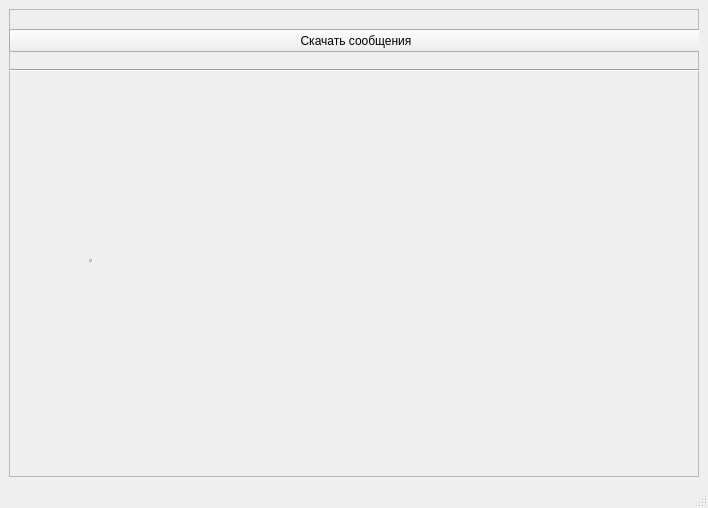
First picture: the form in mainwindow.ui, repository idec-net/cutiefeed, before the edit.
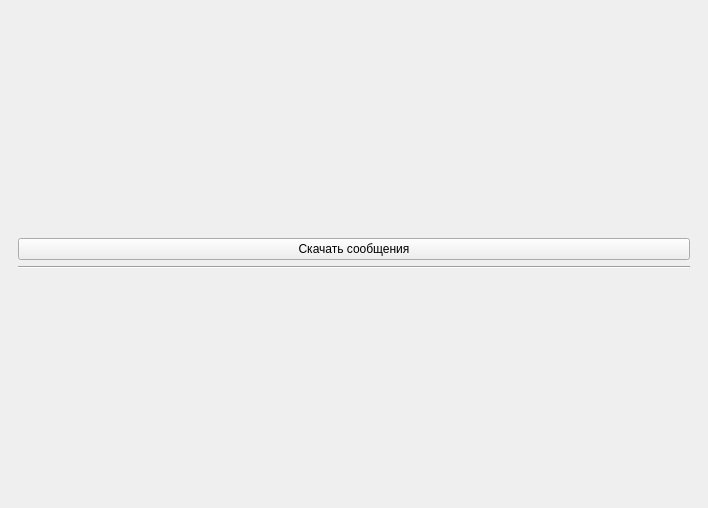
Second picture: the form after the edit.

```diff
--- a/mainwindow.ui
+++ b/mainwindow.ui
@@ -16,77 +16,47 @@
   <widget class="QWidget" name="centralwidget">
    <layout class="QVBoxLayout" name="verticalLayout_2">
     <item>
-     <layout class="QVBoxLayout" name="verticalLayout">
-      <item>
-       <widget class="QFrame" name="frame">
+     <widget class="QScrollArea" name="scrollArea">
         <property name="frameShape">
-         <enum>QFrame::StyledPanel</enum>
-        </property>
-        <property name="frameShadow">
-         <enum>QFrame::Raised</enum>
-        </property>
+       <enum>QFrame::NoFrame</enum>
+      </property>
+      <property name="widgetResizable">
+       <bool>true</bool>
+      </property>
+      <widget class="QWidget" name="scrollAreaWidgetContents">
+       <property name="geometry">
+        <rect>
+         <x>0</x>
+         <y>0</y>
+         <width>696</width>
+         <height>496</height>
+        </rect>
+       </property>
+       <layout class="QVBoxLayout" name="verticalLayout_3">
+        <item>
+         <layout class="QVBoxLayout" name="verticalLayout">
+          <item>
         <widget class="QPushButton" name="pushButton">
-         <property name="geometry">
-          <rect>
-           <x>0</x>
-           <y>20</y>
-           <width>694</width>
-           <height>23</height>
-          </rect>
-         </property>
-         <property name="minimumSize">
-          <size>
-           <width>694</width>
-           <height>23</height>
-          </size>
-         </property>
          <property name="text">
           <string>Скачать сообщения</string>
          </property>
         </widget>
+          </item>
+          <item>
         <widget class="Line" name="line">
-         <property name="geometry">
-          <rect>
-           <x>0</x>
-           <y>60</y>
-           <width>694</width>
-           <height>3</height>
-          </rect>
-         </property>
          <property name="orientation">
           <enum>Qt::Horizontal</enum>
          </property>
         </widget>
-        <widget class="QScrollArea" name="scrollArea">
-         <property name="geometry">
-          <rect>
-           <x>80</x>
-           <y>250</y>
-           <width>3</width>
-           <height>3</height>
-          </rect>
-         </property>
-         <property name="widgetResizable">
-          <bool>true</bool>
-         </property>
-         <widget class="QWidget" name="scrollAreaWidgetContents">
-          <property name="geometry">
-           <rect>
-            <x>0</x>
-            <y>0</y>
-            <width>16</width>
-            <height>16</height>
-           </rect>
-          </property>
-         </widget>
-        </widget>
-       </widget>
       </item>
      </layout>
     </item>
    </layout>
   </widget>
-  <widget class="QStatusBar" name="statusbar"/>
+     </widget>
+    </item>
+   </layout>
+  </widget>
  </widget>
  <resources/>
  <connections/>
```
Lines whose indentation alone changed are shown as unchanged.
